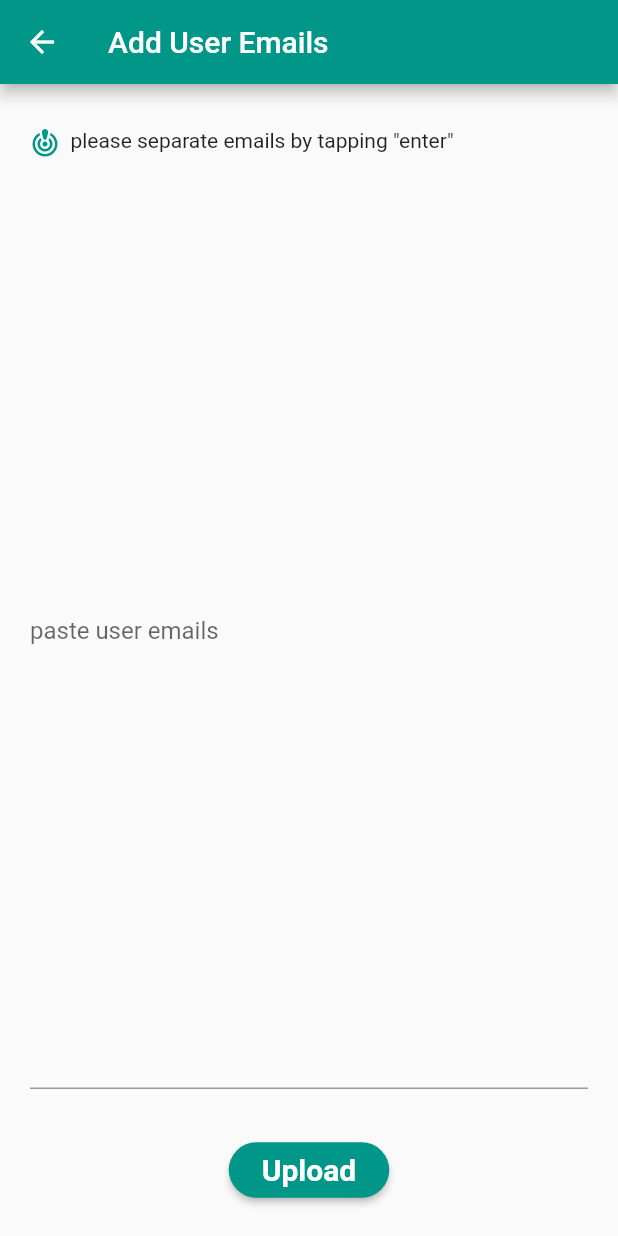
After one commit to imsangamesh/becadmin, a Flutter app: the AddUserEmails screen opened directly, on a phone screen of 412 x 824 dp. The commit adds this screen. Run offline on Flutter 3.47's test engine with Material 2 defaults, Android fonts, the phone set to English and light mode, and no system bars; our stand-ins replace cloud_firestore, file_picker, firebase_auth, firebase_core, firebase_storage, get and 3 more; missing offline and left inert: flutter_email_sender, flutter_phone_direct_caller; accounts and stored records are empty.

Commit message:
final push after DEMO DAY presentation

```diff
--- /dev/null
+++ b/lib/add users/add_user_emails.dart
@@ -0,0 +1,69 @@
+import 'package:flutter/material.dart';
+
+import '../utilities/constants.dart';
+import '../utilities/my_buttons.dart';
+
+class AddUserEmails extends StatelessWidget {
+  AddUserEmails({super.key});
+  final controller = TextEditingController();
+
+  uplaodData() async {
+    final prevValidUsers =
+        await fire.collection('valid_users').doc('valid_users').get();
+
+    final usersList = prevValidUsers.data() == null
+        ? []
+        : prevValidUsers.data()!['valid_users'];
+
+    await fire.collection('valid_users').doc('valid_users').set({
+      'valid_users': [
+        ...usersList,
+        ...controller.text
+            .split('\n')
+            .map((e) => e.trim())
+            .where((element) => element != '')
+      ],
+    });
+
+    controller.text = '';
+  }
+
+  @override
+  Widget build(BuildContext context) {
+    return Scaffold(
+      appBar: AppBar(title: const Text('Add User Emails')),
+      body: Padding(
+        padding: const EdgeInsets.all(20),
+        child: Column(children: [
+          const Align(
+            alignment: Alignment.centerLeft,
+            child: Padding(
+              padding: EdgeInsets.symmetric(vertical: 10),
+              child: Row(
+                crossAxisAlignment: CrossAxisAlignment.center,
+                children: [
+                  Icon(Icons.crisis_alert, size: 20),
+                  Text(
+                    '  please separate emails by tapping "enter"',
+                    style: TextStyle(height: 0.5),
+                  ),
+                ],
+              ),
+            ),
+          ),
+          Expanded(
+            child: TextField(
+              controller: controller,
+              maxLines: 30,
+              decoration: const InputDecoration(
+                labelText: 'paste user emails',
+              ),
+            ),
+          ),
+          const SizedBox(height: 10),
+          Center(child: MyElevButton('Upload', uplaodData)),
+        ]),
+      ),
+    );
+  }
+}
--- a/lib/helpers/data.dart
+++ b/lib/helpers/data.dart
@@ -1,4 +1,6 @@
 //  depts:      sems:       subs:       tests:      years:
+// ignore_for_file: equal_keys_in_map
+
 Map<String, Map<String, Map<String, Map<String, Map<String, String>>>>>
     departMapData = {
   //Civil Department
--- a/lib/models/notes_model.dart
+++ b/lib/models/notes_model.dart
@@ -6,6 +6,7 @@ class NotesModel {
   String? sub;
   String? link;
   String? date;
+  String? tag;
 
   NotesModel({
     required this.id,
@@ -15,6 +16,7 @@ class NotesModel {
     required this.sub,
     required this.link,
     required this.date,
+    required this.tag,
   });
 
   NotesModel.fromMap(Map<String, dynamic> map) {
@@ -25,6 +27,7 @@ class NotesModel {
     sub = map['sub'];
     link = map['link'];
     date = map['date'];
+    tag = map['tag'];
   }
 
   Map<String, dynamic> toMap() {
@@ -36,6 +39,7 @@ class NotesModel {
       'sub': sub,
       'link': link,
       'date': date,
+      'tag': tag,
     };
   }
 }
--- a/lib/models/question_model.dart
+++ b/lib/models/question_model.dart
@@ -7,6 +7,7 @@ class QuestionModel {
   String? year;
   String? link;
   String? date;
+  String? tag;
 
   QuestionModel({
     required this.id,
@@ -17,6 +18,7 @@ class QuestionModel {
     required this.year,
     required this.link,
     required this.date,
+    required this.tag,
   });
 
   QuestionModel.fromMap(Map<String, dynamic> map) {
@@ -28,6 +30,7 @@ class QuestionModel {
     year = map['year'];
     link = map['link'];
     date = map['date'];
+    tag = map['tag'];
   }
 
   Map<String, dynamic> toMap() {
@@ -40,6 +43,7 @@ class QuestionModel {
       'year': year,
       'link': link,
       'date': date,
+      'tag': tag,
     };
   }
 }
--- a/lib/screens/gallery/gallery_screen.dart
+++ b/lib/screens/gallery/gallery_screen.dart
@@ -43,7 +43,7 @@ class _GalleryState extends State<Gallery> {
         _dateCntr == null) {
       MyDialogBox.defaultDialog(
         'Oops',
-        'please fill out all the fields, select date and then submit.',
+        'please fill out all the fields, select date and then proceed.',
       );
       return;
     }
--- a/lib/screens/home/utils/noticeBoard.dart
+++ b/lib/screens/home/utils/noticeBoard.dart
@@ -3,7 +3,7 @@ import 'package:flutter/material.dart';
 import '../../../utilities/constants.dart';
 
 class NoticeBoard extends StatelessWidget {
-  NoticeBoard(
+  const NoticeBoard(
     this.title,
     this.body, {
     Key? key,
@@ -12,7 +12,7 @@ class NoticeBoard extends StatelessWidget {
 
   final String title;
   final String body;
-  bool? loading;
+  final bool? loading;
 
   @override
   Widget build(BuildContext context) {
--- a/lib/screens/uploads/path_selector.dart
+++ b/lib/screens/uploads/path_selector.dart
@@ -40,6 +40,7 @@ class _PathSelectorState extends State<PathSelector> {
             testNo: currTest,
             link: '',
             date: '',
+            tag: '',
           ),
         ),
       );
@@ -57,6 +58,7 @@ class _PathSelectorState extends State<PathSelector> {
             sub: currSub,
             link: '',
             date: '',
+            tag: '',
           ),
         ),
       );
--- a/lib/screens/uploads/upload_handler.dart
+++ b/lib/screens/uploads/upload_handler.dart
@@ -73,6 +73,7 @@ class _UploadHandlerState extends State<UploadHandler> {
       year: widget.qm!.year,
       link: downUrl,
       date: DateTime.now().toIso8601String(),
+      tag: pathId.split('~').sublist(0, 3).join('~'),
     );
 
     UploadController.updQuestionsDataToFire(newQM);
@@ -95,6 +96,7 @@ class _UploadHandlerState extends State<UploadHandler> {
       sub: widget.nm!.sub,
       link: downUrl,
       date: DateTime.now().toIso8601String(),
+      tag: pathId.split('~').sublist(0, 3).join('~'),
     );
 
     UploadController.updNotesDataToFire(newNM);
@@ -150,6 +152,7 @@ class _UploadHandlerState extends State<UploadHandler> {
                     MyCustomChip(widget.sylDept!),
                     MyCustomChip(widget.sylSem!),
                   ];
+
     return Scaffold(
       appBar: AppBar(
           title: Text(
```
Also changed, not shown: lib/controllers/uploads/upload_controller.dart (+6 -5 lines), lib/screens/faculty/widgets/facultyListTile.dart (+5 -5 lines), lib/screens/gallery/upload_events.dart (+20 -9 lines), lib/screens/home/home_screen.dart (+12 -2 lines), lib/screens/images/home_images.dart (+26 -11 lines), lib/screens/notice/notice_screen.dart (+23 -11 lines), pubspec.yaml (+33 -18 lines), pubspec.lock, 6 other files.
